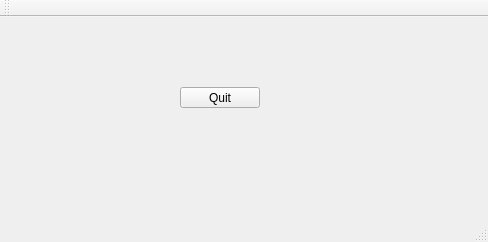
The window that Chapter-1/MainWindow.ui (JeJoProjects/Qt-trails) describes before a commit, drawn with Qt 5.
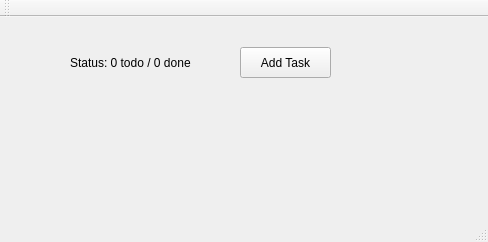
The same window after the commit.

Commit message: Chapter-1 : Custom QWidget -  added Task class

What changed in the file:
```diff
--- a/Chapter-1/MainWindow.ui
+++ b/Chapter-1/MainWindow.ui
@@ -17,14 +17,27 @@
    <widget class="QPushButton" name="addTaskButton">
     <property name="geometry">
      <rect>
-      <x>180</x>
-      <y>70</y>
-      <width>80</width>
-      <height>21</height>
+      <x>240</x>
+      <y>30</y>
+      <width>91</width>
+      <height>31</height>
      </rect>
     </property>
     <property name="text">
-     <string>Quit</string>
+     <string>Add Task</string>
+    </property>
+   </widget>
+   <widget class="QLabel" name="statusLabel">
+    <property name="geometry">
+     <rect>
+      <x>70</x>
+      <y>30</y>
+      <width>151</width>
+      <height>31</height>
+     </rect>
+    </property>
+    <property name="text">
+     <string>Status: 0 todo / 0 done</string>
     </property>
    </widget>
   </widget>
```
The commit also changes 9 other files.
